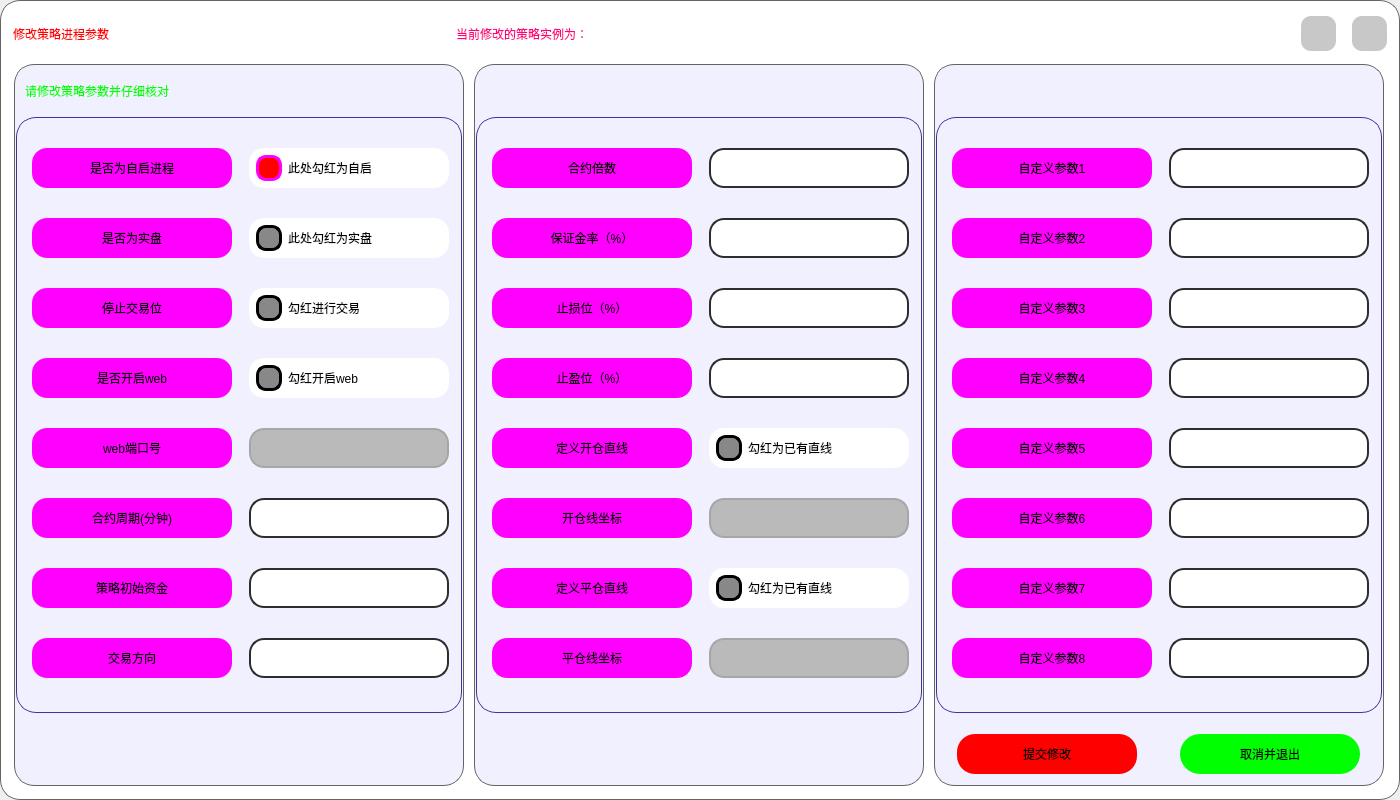
First picture: the form in UI/ModifyParameters_light.ui, repository shiyindebcd/ProcessTrader, before the edit.
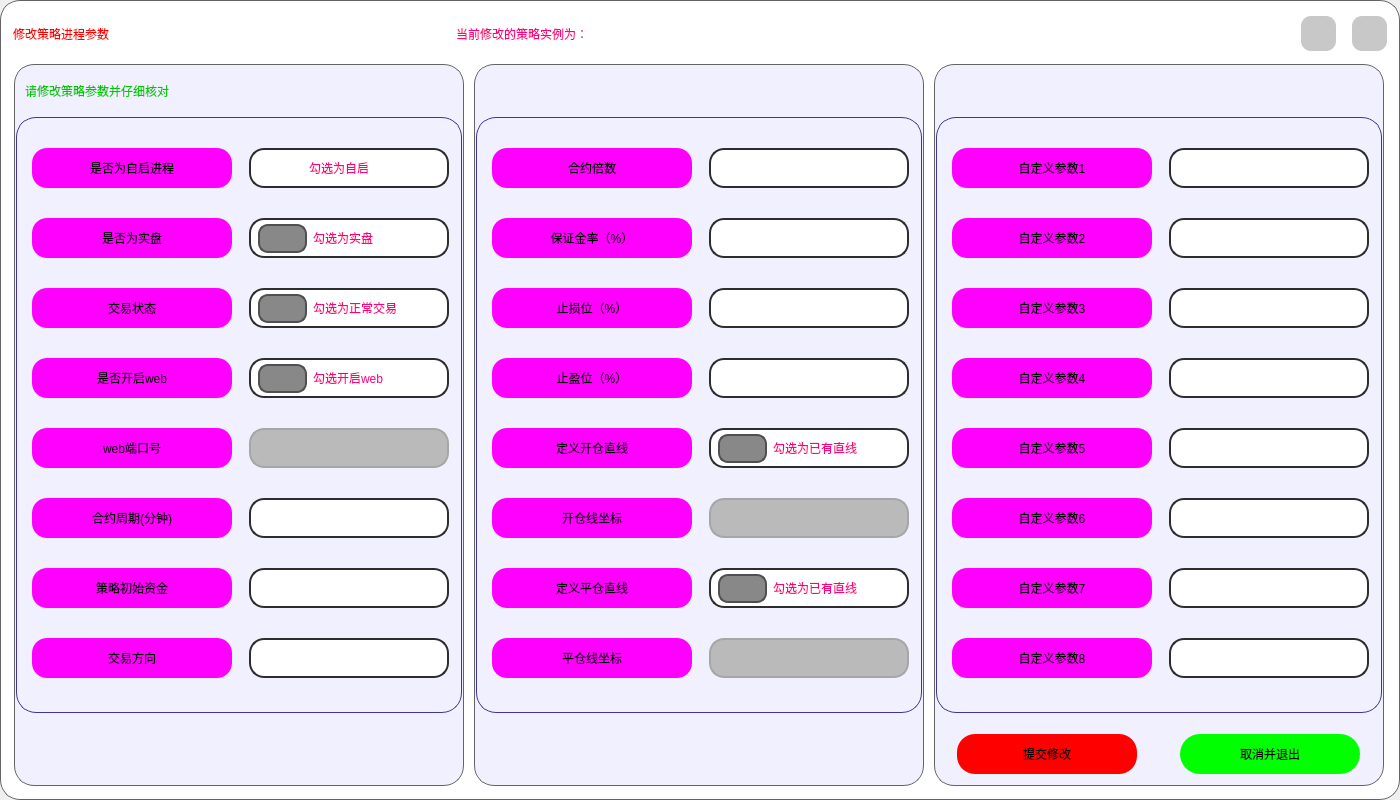
Second picture: the form after the edit. Icons and pictures are not drawn.

The edit to the form file:
```diff
--- a/UI/ModifyParameters_light.ui
+++ b/UI/ModifyParameters_light.ui
@@ -393,7 +393,7 @@
                  </property>
                  <property name="styleSheet">
                   <string notr="true">font: 700 16pt &quot;等线&quot;;
-color: rgb(0, 255, 0);
+color: rgb(0, 200, 0);
 border: none;</string>
                  </property>
                  <property name="text">
@@ -603,7 +603,7 @@
 }</string>
                     </property>
                     <property name="text">
-                     <string>停止交易位</string>
+                     <string>交易状态</string>
                     </property>
                     <property name="alignment">
                      <set>Qt::AlignCenter</set>
@@ -879,8 +879,10 @@
                     </property>
                     <property name="styleSheet">
                      <string notr="true">QCheckBox{	
+	color: rgb(255, 0, 127);
 	background-color: rgb(255, 255, 255);
-	font: 700 16pt &quot;等线&quot;;
+	font: 700 14pt &quot;等线&quot;;
+	border:2px solid rgb(45, 45, 45);
 	border-radius: 15px;
 	padding:3px 3px 3px 7px;
 }
@@ -888,19 +890,19 @@
 	border: 3px solid rgb(255, 85, 0);
 }
 QCheckBox::indicator {
-    width: 20px;
-    height: 20px;
+    width: 45px;
+    height: 25px;
     border-radius:10px;
 }
  
 QCheckBox::indicator:checked {
-    background-color:rgb(255, 0, 0);
-    border: 3px solid rgb(255, 0, 255);
-}
- 
+    background-color:rgb(0, 200, 0);
+    border: 3px solid rgb(255, 0, 0);
+	image: url(:/icon/icons/勾选.svg);
+ }
 QCheckBox::indicator:unchecked {
     background-color:rgb(136, 136, 136);
-    border:3px solid black;
+    border:2px solid rgb(80, 80, 80);
 }
 QCheckBox:disabled{
 	color: rgb(0, 0, 0);
@@ -909,7 +911,7 @@
 }</string>
                     </property>
                     <property name="text">
-                     <string>此处勾红为自启</string>
+                     <string>勾选为自启</string>
                     </property>
                     <property name="checked">
                      <bool>true</bool>
@@ -932,8 +934,10 @@
                     </property>
                     <property name="styleSheet">
                      <string notr="true">QCheckBox{	
+	color: rgb(255, 0, 127);
 	background-color: rgb(255, 255, 255);
-	font: 700 16pt &quot;等线&quot;;
+	font: 700 14pt &quot;等线&quot;;
+	border:2px solid rgb(45, 45, 45);
 	border-radius: 15px;
 	padding:3px 3px 3px 7px;
 }
@@ -941,19 +945,19 @@
 	border: 3px solid rgb(255, 85, 0);
 }
 QCheckBox::indicator {
-    width: 20px;
-    height: 20px;
+    width: 45px;
+    height: 25px;
     border-radius:10px;
 }
  
 QCheckBox::indicator:checked {
-    background-color:rgb(255, 0, 0);
-    border: 3px solid rgb(255, 0, 255);
-}
- 
+    background-color:rgb(0, 200, 0);
+    border: 3px solid rgb(255, 0, 0);
+	image: url(:/icon/icons/勾选.svg);
+ }
 QCheckBox::indicator:unchecked {
     background-color:rgb(136, 136, 136);
-    border:3px solid black;
+    border:2px solid rgb(80, 80, 80);
 }
 QCheckBox:disabled{
 	color: rgb(0, 0, 0);
@@ -962,7 +966,7 @@
 }</string>
                     </property>
                     <property name="text">
-                     <string>此处勾红为实盘</string>
+                     <string>勾选为实盘</string>
                     </property>
                    </widget>
                   </item>
@@ -982,8 +986,10 @@
                     </property>
                     <property name="styleSheet">
                      <string notr="true">QCheckBox{	
+	color: rgb(255, 0, 127);
 	background-color: rgb(255, 255, 255);
-	font: 700 16pt &quot;等线&quot;;
+	font: 700 14pt &quot;等线&quot;;
+	border:2px solid rgb(45, 45, 45);
 	border-radius: 15px;
 	padding:3px 3px 3px 7px;
 }
@@ -991,19 +997,19 @@
 	border: 3px solid rgb(255, 85, 0);
 }
 QCheckBox::indicator {
-    width: 20px;
-    height: 20px;
+    width: 45px;
+    height: 25px;
     border-radius:10px;
 }
  
 QCheckBox::indicator:checked {
-    background-color:rgb(255, 0, 0);
-    border: 3px solid rgb(255, 0, 255);
-}
- 
+    background-color:rgb(0, 200, 0);
+    border: 3px solid rgb(255, 0, 0);
+	image: url(:/icon/icons/勾选.svg);
+ }
 QCheckBox::indicator:unchecked {
     background-color:rgb(136, 136, 136);
-    border:3px solid black;
+    border:2px solid rgb(80, 80, 80);
 }
 QCheckBox:disabled{
 	color: rgb(0, 0, 0);
@@ -1012,7 +1018,7 @@
 }</string>
                     </property>
                     <property name="text">
-                     <string>勾红进行交易</string>
+                     <string>勾选为正常交易</string>
                     </property>
                    </widget>
                   </item>
@@ -1032,8 +1038,10 @@
                     </property>
                     <property name="styleSheet">
                      <string notr="true">QCheckBox{	
+	color: rgb(255, 0, 127);
 	background-color: rgb(255, 255, 255);
-	font: 700 16pt &quot;等线&quot;;
+	font: 700 14pt &quot;等线&quot;;
+	border:2px solid rgb(45, 45, 45);
 	border-radius: 15px;
 	padding:3px 3px 3px 7px;
 }
@@ -1041,19 +1049,19 @@
 	border: 3px solid rgb(255, 85, 0);
 }
 QCheckBox::indicator {
-    width: 20px;
-    height: 20px;
+    width: 45px;
+    height: 25px;
     border-radius:10px;
 }
  
 QCheckBox::indicator:checked {
-    background-color:rgb(255, 0, 0);
-    border: 3px solid rgb(255, 0, 255);
-}
- 
+    background-color:rgb(0, 200, 0);
+    border: 3px solid rgb(255, 0, 0);
+	image: url(:/icon/icons/勾选.svg);
+ }
 QCheckBox::indicator:unchecked {
     background-color:rgb(136, 136, 136);
-    border:3px solid black;
+    border:2px solid rgb(80, 80, 80);
 }
 QCheckBox:disabled{
 	color: rgb(0, 0, 0);
@@ -1062,7 +1070,7 @@
 }</string>
                     </property>
                     <property name="text">
-                     <string>勾红开启web</string>
+                     <string>勾选开启web</string>
                     </property>
                    </widget>
                   </item>
@@ -1952,8 +1960,10 @@
                     </property>
                     <property name="styleSheet">
                      <string notr="true">QCheckBox{	
+	color: rgb(255, 0, 127);
 	background-color: rgb(255, 255, 255);
-	font: 700 16pt &quot;等线&quot;;
+	font: 700 14pt &quot;等线&quot;;
+	border:2px solid rgb(45, 45, 45);
 	border-radius: 15px;
 	padding:3px 3px 3px 7px;
 }
@@ -1961,19 +1971,19 @@
 	border: 3px solid rgb(255, 85, 0);
 }
 QCheckBox::indicator {
-    width: 20px;
-    height: 20px;
+    width: 45px;
+    height: 25px;
     border-radius:10px;
 }
  
 QCheckBox::indicator:checked {
-    background-color:rgb(255, 0, 0);
-    border: 3px solid rgb(255, 0, 255);
-}
- 
+    background-color:rgb(0, 200, 0);
+    border: 3px solid rgb(255, 0, 0);
+	image: url(:/icon/icons/勾选.svg);
+ }
 QCheckBox::indicator:unchecked {
     background-color:rgb(136, 136, 136);
-    border:3px solid black;
+    border:2px solid rgb(80, 80, 80);
 }
 QCheckBox:disabled{
 	color: rgb(0, 0, 0);
@@ -1982,7 +1992,7 @@
 }</string>
                     </property>
                     <property name="text">
-                     <string>勾红为已有直线</string>
+                     <string>勾选为已有直线</string>
                     </property>
                    </widget>
                   </item>
@@ -2043,8 +2053,10 @@
                     </property>
                     <property name="styleSheet">
                      <string notr="true">QCheckBox{	
+	color: rgb(255, 0, 127);
 	background-color: rgb(255, 255, 255);
-	font: 700 16pt &quot;等线&quot;;
+	font: 700 14pt &quot;等线&quot;;
+	border:2px solid rgb(45, 45, 45);
 	border-radius: 15px;
 	padding:3px 3px 3px 7px;
 }
@@ -2052,19 +2064,19 @@
 	border: 3px solid rgb(255, 85, 0);
 }
 QCheckBox::indicator {
-    width: 20px;
-    height: 20px;
+    width: 45px;
+    height: 25px;
     border-radius:10px;
 }
  
 QCheckBox::indicator:checked {
-    background-color:rgb(255, 0, 0);
-    border: 3px solid rgb(255, 0, 255);
-}
- 
+    background-color:rgb(0, 200, 0);
+    border: 3px solid rgb(255, 0, 0);
+	image: url(:/icon/icons/勾选.svg);
+ }
 QCheckBox::indicator:unchecked {
     background-color:rgb(136, 136, 136);
-    border:3px solid black;
+    border:2px solid rgb(80, 80, 80);
 }
 QCheckBox:disabled{
 	color: rgb(0, 0, 0);
@@ -2073,7 +2085,7 @@
 }</string>
                     </property>
                     <property name="text">
-                     <string>勾红为已有直线</string>
+                     <string>勾选为已有直线</string>
                     </property>
                    </widget>
                   </item>
```
Left out of the diff: 6 changed lines with no effect on the pictures.
